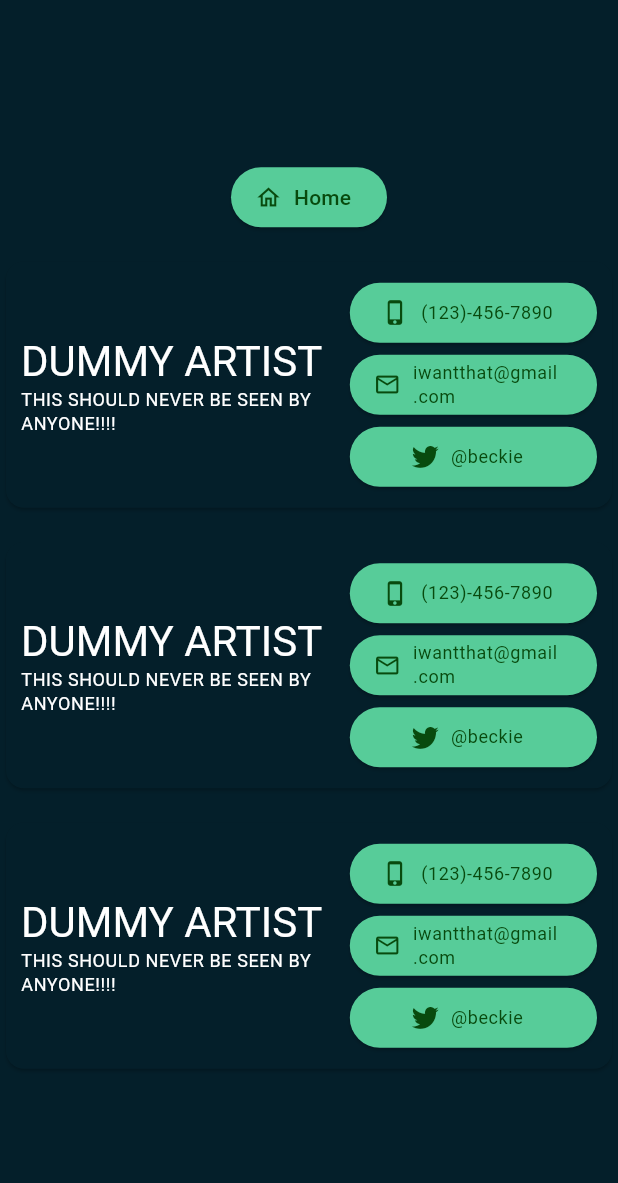
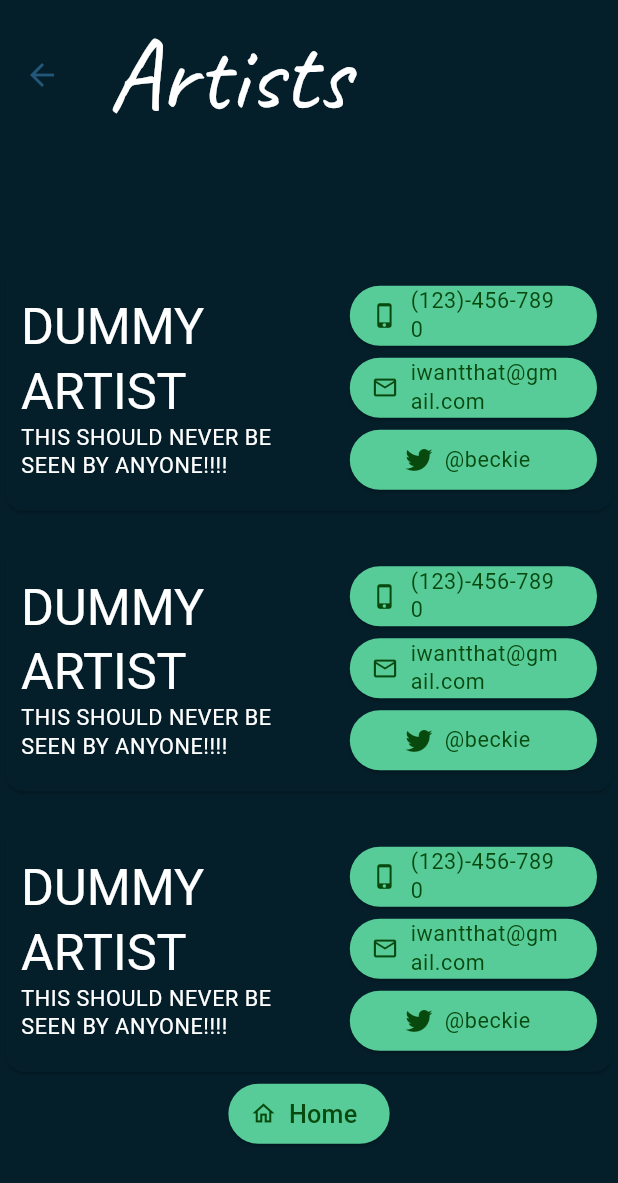
Before and after one commit to mehulgoel873/IWantThat, a Flutter app: the screen it shows once a user with an empty profile is signed in, after a tap on "Find an Artist", on a phone screen of 412 x 824 dp. Shown: the top 1183 px of the screen. Run offline on Flutter 3.47's test engine with Material 3 defaults, Android fonts, the phone set to English and light mode, and no system bars; our stand-ins replace cloud_firestore, cloud_functions, firebase_auth, firebase_core, firebase_storage, firebase_vertexai and 3 more; missing offline and left inert: firebase_ui_auth; accounts and stored records are empty; generated files the repository leaves out were written again; Roboto replaces fonts that are missing (Neucha).

Commit message:
updated fonts

```diff
--- /dev/null
+++ b/flutter_app/lib/googleFontText.dart
@@ -0,0 +1,61 @@
+import 'package:flutter/material.dart';
+
+class TextThemeColor {
+  /// Set font color to null in all styles in passed in [TextTheme] and
+  /// return the new [TextTheme] other properties remain unchanged.
+  static TextTheme nullFontColor(TextTheme textTheme) {
+    /// Set font color to null in all styles in passed in [TextTheme] and
+    return TextTheme(
+      displayLarge: nullColor(textTheme.displayLarge!),
+      displayMedium: nullColor(textTheme.displayMedium!),
+      displaySmall: nullColor(textTheme.displaySmall!),
+      //
+      headlineLarge: nullColor(textTheme.headlineLarge!),
+      headlineMedium: nullColor(textTheme.headlineMedium!),
+      headlineSmall: nullColor(textTheme.headlineSmall!),
+      //
+      titleLarge: nullColor(textTheme.titleLarge!),
+      titleMedium: nullColor(textTheme.titleMedium!),
+      titleSmall: nullColor(textTheme.titleSmall!),
+      //
+      bodyLarge: nullColor(textTheme.bodyLarge!),
+      bodyMedium: nullColor(textTheme.bodyMedium!),
+      bodySmall: nullColor(textTheme.bodySmall!),
+      //
+      labelLarge: nullColor(textTheme.labelLarge!),
+      labelMedium: nullColor(textTheme.labelMedium!),
+      labelSmall: nullColor(textTheme.labelSmall!),
+    );
+  }
+
+  /// Set font color to null in passed in [TextStyle] and
+  /// return the new [TextStyle], other properties remain unchanged.
+  static TextStyle nullColor(TextStyle style) {
+    return TextStyle(
+      color: null, // Set color to NULL, let ThemeData handle default.
+      backgroundColor: style.backgroundColor,
+      fontSize: style.fontSize,
+      fontWeight: style.fontWeight,
+      fontStyle: style.fontStyle,
+      letterSpacing: style.letterSpacing,
+      wordSpacing: style.wordSpacing,
+      textBaseline: style.textBaseline,
+      height: style.height,
+      leadingDistribution: style.leadingDistribution,
+      locale: style.locale,
+      foreground: style.foreground,
+      background: style.background,
+      shadows: style.shadows,
+      fontFeatures: style.fontFeatures,
+      fontVariations: style.fontVariations,
+      decoration: style.decoration,
+      decorationColor: style.decorationColor,
+      decorationStyle: style.decorationStyle,
+      decorationThickness: style.decorationThickness,
+      debugLabel: style.debugLabel,
+      fontFamily: style.fontFamily,
+      fontFamilyFallback: style.fontFamilyFallback,
+      overflow: style.overflow,
+    );
+  }
+}
--- a/flutter_app/lib/main.dart
+++ b/flutter_app/lib/main.dart
@@ -6,6 +6,7 @@ import 'package:cloud_functions/cloud_functions.dart';
 import 'package:firebase_auth/firebase_auth.dart';
 import 'package:firebase_ui_auth/firebase_ui_auth.dart';
 import 'package:flutter/material.dart';
+import 'package:google_fonts/google_fonts.dart';
 import 'package:provider/provider.dart';
 import 'package:image_picker/image_picker.dart';
 import 'package:firebase_storage/firebase_storage.dart';
@@ -16,6 +17,7 @@ import 'artist.dart';
 import 'profile.dart';
 import 'auth_gate.dart';
 import 'artist_info_page.dart';
+import 'googleFontText.dart';
 // import 'package:firebase_app_check/firebase_app_check.dart';
 
 // var buttonForegroundColor = Color(0xFF102820);
@@ -90,7 +92,13 @@ class MyApp extends StatelessWidget {
           //     onSurface: Color(0xFF3E2514),
           //     error: Color(0xFFE85F5C)),
           elevatedButtonTheme: ElevatedButtonThemeData(style: elevatedStyle),
-            iconButtonTheme: IconButtonThemeData(style: iconStyle)),
+          iconButtonTheme: IconButtonThemeData(style: iconStyle),
+          textTheme: TextThemeColor.nullFontColor(GoogleFonts.neuchaTextTheme(
+              Theme.of(context).textTheme.apply(fontSizeFactor: 1.2))),
+          primaryTextTheme: TextThemeColor.nullFontColor(
+              GoogleFonts.caveatTextTheme(
+                  Theme.of(context).textTheme.apply(fontSizeFactor: 1.2))),
+        ),
         home: AuthGate(),
       ),
     );
@@ -306,6 +314,9 @@ class MyAppState extends ChangeNotifier {
   void setArtist(bool val) {
     artist = val ? Artist() : null;
     isArtist = val;
+    while (userDoc == null) {
+      print("USER DOC NULL");
+    }
     db
         .collection("users")
         .doc(userDoc!)
@@ -366,6 +377,7 @@ class _MyHomePageState extends State<MyHomePage> {
   @override
   Widget build(BuildContext context) {
     var appState = context.watch<MyAppState>();
+    final theme = Theme.of(context);
     var page;
 
     if (appState.artist != null)
@@ -373,6 +385,13 @@ class _MyHomePageState extends State<MyHomePage> {
     else
       page = PhotoPage();
     return Scaffold(
+      appBar: AppBar(
+        toolbarHeight: 100,
+        title: Text(
+          'I Want That',
+          style: GoogleFonts.caveat(textStyle: theme.textTheme.displayLarge!),
+        ),
+      ),
       body: SafeArea(child: page),
       floatingActionButton: appState.artist != null
           ? FloatingActionButton(
@@ -402,7 +421,6 @@ class PhotoPage extends StatelessWidget {
         child: Column(
           mainAxisAlignment: MainAxisAlignment.center,
           children: [
-            BigCard(text: "I Want THAT!"),
             appState.isArtist == null
                 ? Padding(
                     padding: const EdgeInsets.all(8.0),
@@ -551,7 +569,8 @@ class BigCard extends StatelessWidget {
   @override
   Widget build(BuildContext context) {
     final theme = Theme.of(context);
-    final style = theme.textTheme.displayMedium!.copyWith(
+    final style =
+        GoogleFonts.caveat(textStyle: theme.textTheme.displayMedium).copyWith(
       color: theme.colorScheme.onSurface,
     );
 
@@ -559,7 +578,7 @@ class BigCard extends StatelessWidget {
       color: theme.colorScheme.surface,
       child: Align(
         child: Padding(
-          padding: const EdgeInsets.all(20.0),
+          padding: const EdgeInsets.all(15.0),
           child: Text(
             text,
             style: style,
@@ -578,6 +597,13 @@ class ArtistPage extends StatelessWidget {
     var appState = context.watch<MyAppState>();
     final theme = Theme.of(context);
     return Scaffold(
+      appBar: AppBar(
+        toolbarHeight: 100,
+        title: Text(
+          'Artists',
+          style: GoogleFonts.caveat(textStyle: theme.textTheme.displayLarge!),
+        ),
+      ),
       body: SafeArea(
         child: Align(
           alignment: Alignment.center,
@@ -585,13 +611,6 @@ class ArtistPage extends StatelessWidget {
             child: Column(
                 mainAxisAlignment: MainAxisAlignment.spaceEvenly,
                 children: [
-                  ElevatedButton.icon(
-                    icon: Icon(Icons.home_outlined),
-                    label: Text('Home'),
-                    onPressed: () {
-                      Navigator.pop(context);
-                    },
-                  ),
                   SizedBox(
                     height: 15,
                   ),
@@ -604,6 +623,13 @@ class ArtistPage extends StatelessWidget {
                     height: 15,
                   ),
                   ArtistCard(artist: appState.artists[2]),
+                  ElevatedButton.icon(
+                    icon: Icon(Icons.home_outlined),
+                    label: Text('Home'),
+                    onPressed: () {
+                      Navigator.pop(context);
+                    },
+                  ),
                 ]),
           ),
         ),
--- a/flutter_app/pubspec.yaml
+++ b/flutter_app/pubspec.yaml
@@ -23,6 +23,7 @@ dependencies:
   firebase_ui_auth: ^1.15.0
   firebase_storage: ^12.1.1
   firebase_app_check: ^0.3.0+3
+  google_fonts: ^6.2.1
 
 dev_dependencies:
   flutter_test:
```
Also changed, not shown: flutter_app/lib/artist_info_page.dart (+4 -4 lines), flutter_app/pubspec.lock, 2 other files. Lines whose indentation alone changed are shown as unchanged.
